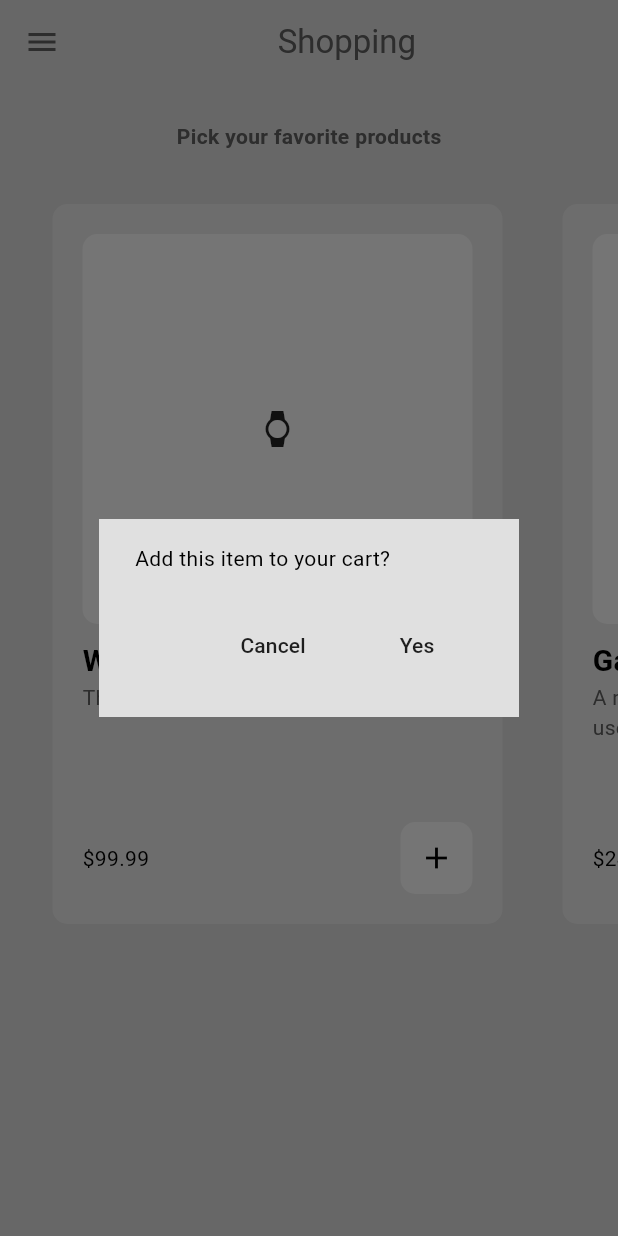
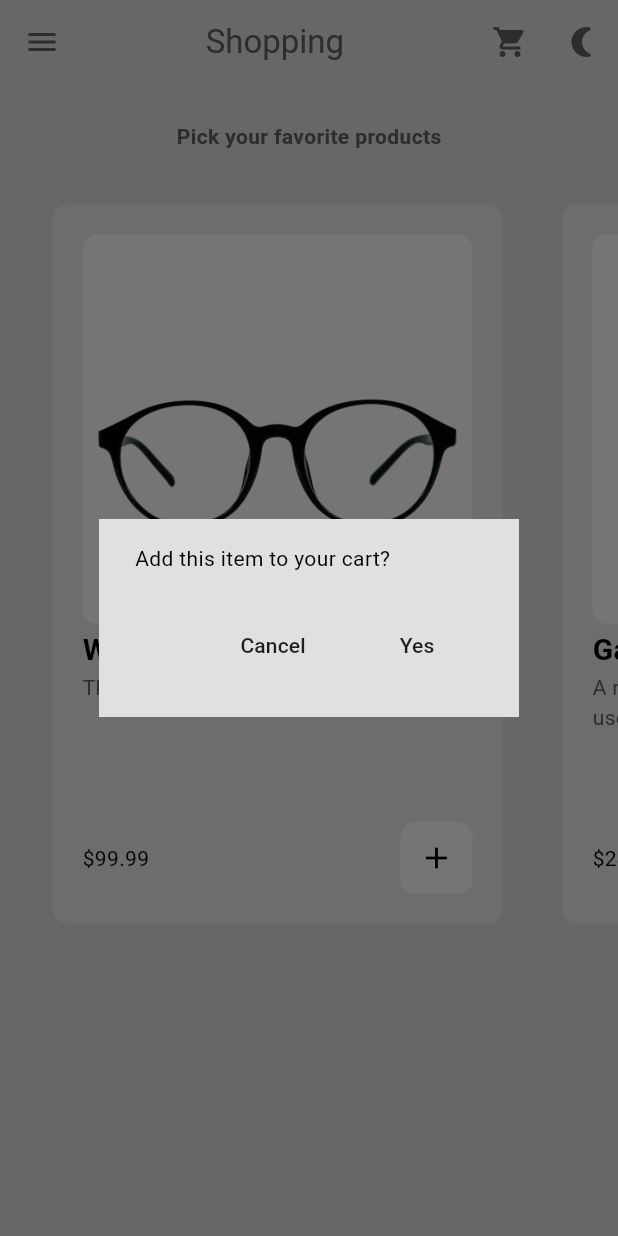
Before and after one commit to Chinokoo/shopping_app, a Flutter app: the ShopPage screen opened by its route, after a tap on the "add" icon, on a phone screen of 412 x 824 dp. Run offline on Flutter 3.47's test engine with Material 3 defaults, Android fonts, the phone set to English and light mode, and no system bars.

Commit message:
Create: Light and Dark Theme

```diff
--- a/lib/components/drawer.dart
+++ b/lib/components/drawer.dart
@@ -25,7 +25,10 @@ class MyDrawer extends StatelessWidget {
                 MyListTile(
                   text: "Shop",
                   icon: Icons.home,
-                  onTap: () => Navigator.pop(context),
+                  onTap: () {
+                    Navigator.pop(context);
+                    Navigator.pushNamed(context, "/shop_page");
+                  },
                 ),
                 MyListTile(
                   text: "My Cart",
--- a/lib/components/product_tile.dart
+++ b/lib/components/product_tile.dart
@@ -14,13 +14,14 @@ class ProductTile extends StatelessWidget {
     showDialog(
         context: context,
         builder: (context) => AlertDialog(
-              shape: RoundedRectangleBorder(borderRadius: BorderRadius.zero),
-              content: Text("Add this item to your cart?"),
+              shape:
+                  const RoundedRectangleBorder(borderRadius: BorderRadius.zero),
+              content: const Text("Add this item to your cart?"),
               actions: [
                 //cancel button
                 MaterialButton(
                   onPressed: () => Navigator.pop(context),
-                  child: Text("Cancel"),
+                  child: const Text("Cancel"),
                 ),
                 //Yes button
                 MaterialButton(
@@ -31,7 +32,7 @@ class ProductTile extends StatelessWidget {
                     //add to cart
                     context.read<Shop>().addToCart(product);
                   },
-                  child: Text("Yes"),
+                  child: const Text("Yes"),
                 ),
               ],
             ));
@@ -43,8 +44,8 @@ class ProductTile extends StatelessWidget {
       decoration: BoxDecoration(
           color: Theme.of(context).colorScheme.primary,
           borderRadius: BorderRadius.circular(10)),
-      margin: EdgeInsets.all(20),
-      padding: EdgeInsets.symmetric(horizontal: 20, vertical: 20),
+      margin: const EdgeInsets.all(20),
+      padding: const EdgeInsets.symmetric(horizontal: 20, vertical: 20),
       width: 300,
       child: Column(
         mainAxisAlignment: MainAxisAlignment.spaceBetween,
@@ -60,16 +61,20 @@ class ProductTile extends StatelessWidget {
                         color: Theme.of(context).colorScheme.secondary,
                         borderRadius: BorderRadius.circular(10)),
                     width: double.infinity,
-                    //TODO: replace this icon with Image.
-                    child: Icon(Icons.watch)),
+                    //image assets
+                    child: Image.asset(
+                      product.imagePath,
+                      width: 100,
+                    )),
               ),
-              SizedBox(
-                height: 10,
+              const SizedBox(
+                height: 3,
               ),
               //Product name
               Text(
                 product.name,
-                style: TextStyle(fontSize: 20, fontWeight: FontWeight.bold),
+                style:
+                    const TextStyle(fontSize: 20, fontWeight: FontWeight.bold),
               ),
 
               //product description
@@ -83,7 +88,7 @@ class ProductTile extends StatelessWidget {
           //product price + add to cart button
           Row(mainAxisAlignment: MainAxisAlignment.spaceBetween, children: [
             //product price
-            Text("\$" + product.price.toStringAsFixed(2)),
+            Text("\$${product.price.toStringAsFixed(2)}"),
 
             //add to cart button
             Container(
@@ -92,7 +97,8 @@ class ProductTile extends StatelessWidget {
                 borderRadius: BorderRadius.circular(10),
               ),
               child: IconButton(
-                  onPressed: () => addToCart(context), icon: Icon(Icons.add)),
+                  onPressed: () => addToCart(context),
+                  icon: const Icon(Icons.add)),
             )
           ]),
         ],
--- a/lib/main.dart
+++ b/lib/main.dart
@@ -4,7 +4,6 @@ import 'package:shopping_app/models/shop.dart';
 import 'package:shopping_app/pages/cart_page.dart';
 import 'package:shopping_app/pages/intro_page.dart';
 import 'package:shopping_app/pages/shop_page.dart';
-import 'package:shopping_app/themes/light_theme.dart';
 
 void main() {
   runApp(ChangeNotifierProvider(
@@ -19,12 +18,11 @@ class MyApp extends StatelessWidget {
     return MaterialApp(
         debugShowCheckedModeBanner: false,
         home: const IntroPage(),
-      theme: lightMode,
+        theme: Provider.of<Shop>(context).themeData,
         routes: {
           '/intro_page': (context) => const IntroPage(),
           '/shop_page': (context) => const ShopPage(),
           '/cart_page': (context) => const CartPage(),
-      },
-    );
+        });
   }
 }
--- a/lib/models/product.dart
+++ b/lib/models/product.dart
@@ -2,12 +2,11 @@ class Product {
   final String name;
   final double price;
   final String description;
-  //final String imagePath;
+  final String imagePath;
 
-  Product({
-    required this.name,
-    required this.price,
-    required this.description,
-    //required this.imagePath
-  });
+  Product(
+      {required this.name,
+      required this.price,
+      required this.description,
+      required this.imagePath});
 }
--- a/lib/models/shop.dart
+++ b/lib/models/shop.dart
@@ -1,5 +1,6 @@
 import 'package:flutter/material.dart';
 import 'package:shopping_app/models/product.dart';
+import 'package:shopping_app/themes/theme.dart';
 
 class Shop extends ChangeNotifier {
   //products for sale.
@@ -7,22 +8,22 @@ class Shop extends ChangeNotifier {
   final List<Product> _shop = [
     //product 1
     Product(
-      name: 'Widget Pro', price: 99.99,
-      description: 'The ultimate widget for all your needs',
-      //imagePath: 'assets/images/widget.png'
-    ),
+        name: 'Widget Pro',
+        price: 99.99,
+        description: 'The ultimate widget for all your needs',
+        imagePath: 'lib/images/glasses.png'),
     //product 2
     Product(
-      name: 'Gadget Gizmo',
-      price: 24.50, description: 'A multi-purpose gadget for everyday use',
-      //imagePath: 'assets/images/gadget.jpg'
-    ),
+        name: 'Gadget Gizmo',
+        price: 24.50,
+        description: 'A multi-purpose gadget for everyday use',
+        imagePath: 'lib/images/watch.jpg'),
     //product 3
     Product(
-      name: 'Tech Toy',
-      price: 14.99, description: 'An educational toy to learn about technology',
-      //imagePath: 'assets/images/toy.png'
-    ),
+        name: 'Tech Toy',
+        price: 14.99,
+        description: 'An educational toy to learn about technology',
+        imagePath: 'lib/images/hoddie.webp'),
   ];
 
   // user cart
@@ -44,4 +45,26 @@ class Shop extends ChangeNotifier {
     _cart.remove(product);
     notifyListeners();
   }
+
+  //theme
+
+  ThemeData _themeData = lightMode;
+
+  ThemeData get themeData => _themeData;
+
+  set themeData(ThemeData themeData) {
+    _themeData = themeData;
+    notifyListeners();
+  }
+
+  void toggleTheme() {
+    if (_themeData == lightMode) {
+      themeData = darkMode;
+      notifyListeners();
+    } else {
+      themeData = lightMode;
+      notifyListeners();
+    }
+    notifyListeners();
+  }
 }
--- a/lib/pages/shop_page.dart
+++ b/lib/pages/shop_page.dart
@@ -1,7 +1,6 @@
 import 'package:flutter/material.dart';
 import 'package:provider/provider.dart';
 import 'package:shopping_app/components/drawer.dart';
-import 'package:shopping_app/components/list_tile.dart';
 import 'package:shopping_app/components/product_tile.dart';
 import 'package:shopping_app/models/shop.dart';
 
@@ -11,17 +10,31 @@ class ShopPage extends StatelessWidget {
   @override
   Widget build(BuildContext context) {
     //access the products in shop
-    //!don't know what just happened here.
     final products = context.watch<Shop>().products;
     return Scaffold(
       appBar: AppBar(
-          backgroundColor: Colors.transparent,
-          foregroundColor: Theme.of(context).colorScheme.inversePrimary,
-          elevation: 0,
-          title: const Center(child: Text("Shopping "))),
+        backgroundColor: Colors.transparent,
+        foregroundColor: Theme.of(context).colorScheme.inversePrimary,
+        elevation: 0,
+        title: const Center(child: Text("Shopping ")),
+        actions: [
+          IconButton(
+              onPressed: () {
+                Navigator.pushNamed(context, "/cart_page");
+              },
+              icon: const Icon(Icons.shopping_cart)),
+          IconButton(
+              onPressed: () {
+                Provider.of<Shop>(context, listen: false).toggleTheme();
+              },
+              icon: (Theme.of(context).brightness == Brightness.light
+                  ? const Icon(Icons.nightlight_round)
+                  : const Icon(Icons.wb_sunny)))
+        ],
+      ),
       drawer: const MyDrawer(),
       body: ListView(children: [
-        SizedBox(
+        const SizedBox(
           height: 25,
         ),
         Center(
@@ -35,7 +48,7 @@ class ShopPage extends StatelessWidget {
         SizedBox(
           height: 550,
           child: ListView.builder(
-              padding: EdgeInsets.all(15),
+              padding: const EdgeInsets.all(15),
               itemCount: products.length,
               scrollDirection: Axis.horizontal,
               itemBuilder: (context, index) {
--- a/lib/themes/light_theme.dart
+++ /dev/null
@@ -1,9 +0,0 @@
-import 'package:flutter/material.dart';
-
-ThemeData lightMode = ThemeData(
-    colorScheme: ColorScheme.light(
-  surface: Colors.grey.shade300,
-  primary: Colors.grey.shade200,
-  secondary: Colors.white,
-  inversePrimary: Colors.grey.shade700,
-));
--- /dev/null
+++ b/lib/themes/theme.dart
@@ -0,0 +1,18 @@
+import 'package:flutter/material.dart';
+
+ThemeData lightMode = ThemeData(
+    colorScheme: ColorScheme.light(
+  surface: Colors.grey.shade300,
+  primary: Colors.grey.shade200,
+  secondary: Colors.white,
+  inversePrimary: Colors.grey.shade700,
+));
+
+ThemeData darkMode = ThemeData(
+    brightness: Brightness.dark,
+    colorScheme: ColorScheme.dark(
+      surface: Colors.grey.shade900,
+      primary: Colors.grey.shade800,
+      secondary: Colors.black,
+      inversePrimary: Colors.grey.shade400,
+    ));
```
Also changed, not shown: lib/pages/cart_page.dart (+82 -1 lines), pubspec.yaml (+5 -7 lines), lib/images/glasses.png (added), lib/images/hoddie.webp (added), lib/images/shoe.webp (added), lib/images/watch.jpg (added). Lines whose indentation alone changed are shown as unchanged.
